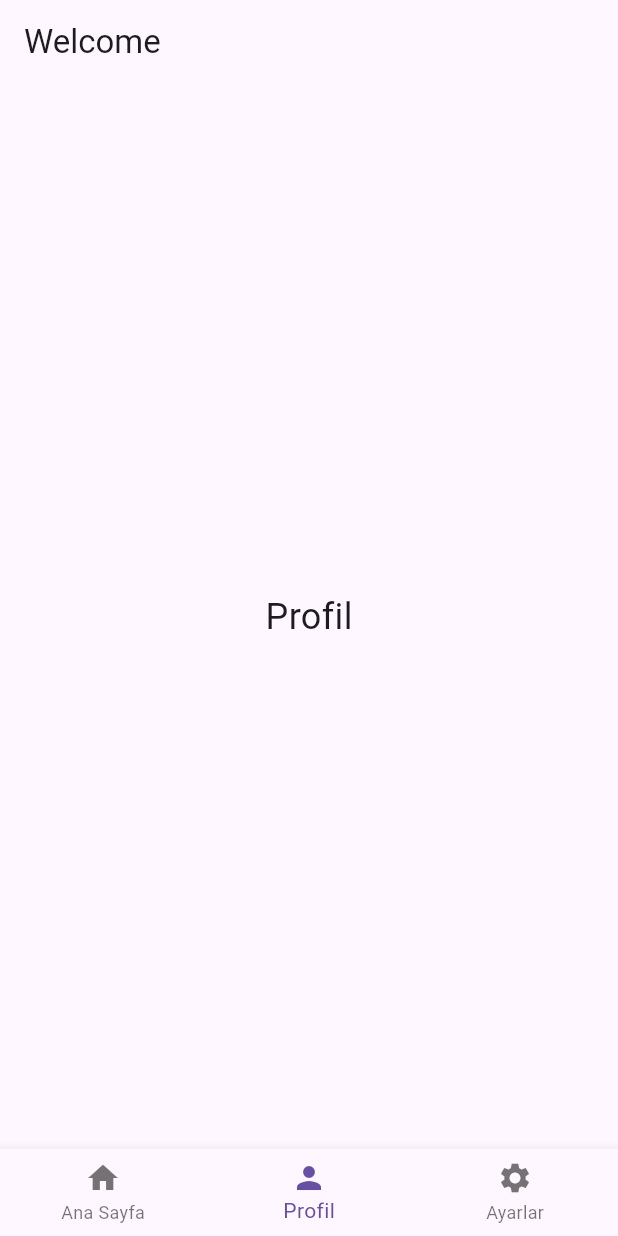
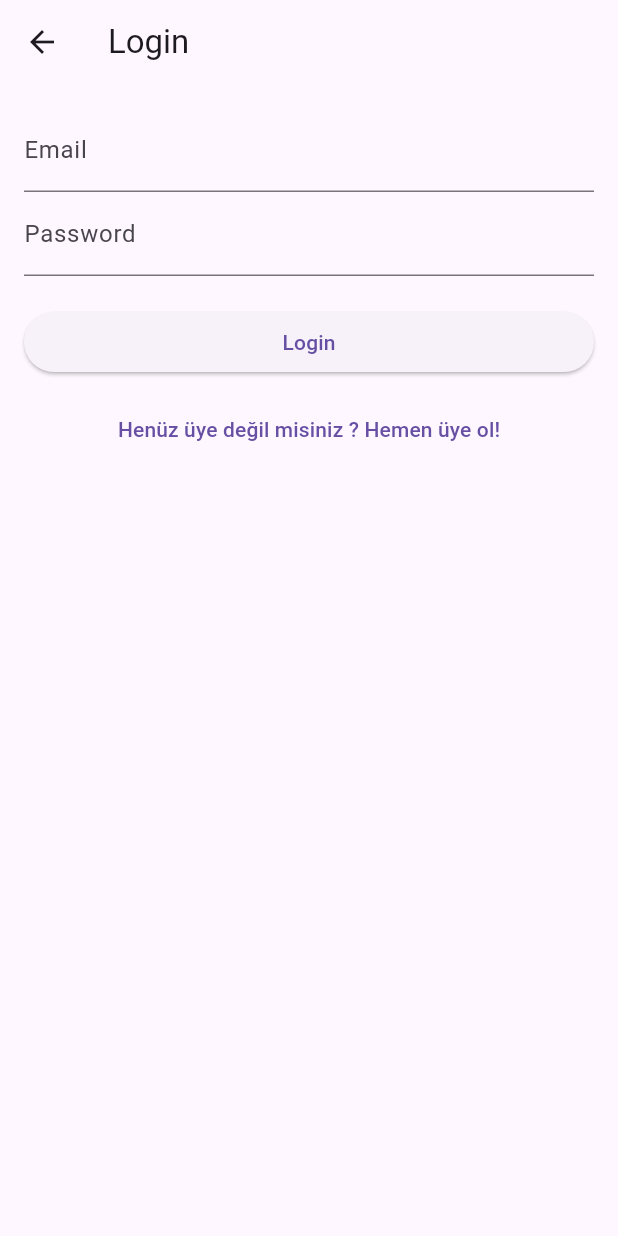
Before and after one commit to ahmetKaya00/Flutter-Builder-Bootcamp, a Flutter app: the screen it shows after launch, item 2 of the bottom bar chosen, on a phone screen of 412 x 824 dp. Run offline on Flutter 3.47's test engine with Material 3 defaults, Android fonts, the phone set to English and light mode, and no system bars; our stand-ins replace firebase_auth, firebase_core, shared_preferences; accounts and stored records are empty.

Commit message:
FireBase Login and register

```diff
--- a/firebase/lib/main.dart
+++ b/firebase/lib/main.dart
@@ -1,11 +1,14 @@
 import 'package:firebase/core/localization/locale_manager.dart';
 import 'package:firebase/core/theme/theme_manager.dart';
 import 'package:firebase/screens/home_screen.dart';
+import 'package:firebase_core/firebase_core.dart';
 import 'package:flutter/material.dart';
 import 'package:flutter_localizations/flutter_localizations.dart';
 import 'package:provider/provider.dart';
 
-void main(){
+void main() async{
+  WidgetsFlutterBinding.ensureInitialized();
+  await Firebase.initializeApp();
   runApp(MyApp());
 }
 
--- /dev/null
+++ b/firebase/lib/models/authentication_model.dart
@@ -0,0 +1,39 @@
+import 'package:firebase_auth/firebase_auth.dart';
+
+class AuthenticationModel {
+final FirebaseAuth _auth = FirebaseAuth.instance;
+
+
+//Email ve şifre ile giriş yap
+Future<User?> loginWithEmailAndPassword(String email, String password) async {
+    try{
+      UserCredential userCredential = await _auth.signInWithEmailAndPassword(
+          email: email.trim(),
+          password: password.trim(),
+      );
+      return userCredential.user;
+    }on FirebaseAuthException catch(e){
+      throw Exception(e.message);
+    }
+  }
+
+  //Email ve şifre ile kayıt ol
+Future<User?> registerEmailAndPassword(String email, String password) async{
+  try{
+    UserCredential userCredential = await _auth.createUserWithEmailAndPassword(
+        email: email.trim(),
+        password: password.trim(),
+    );
+  }on FirebaseAuthException catch (e){
+    throw Exception(e.message);
+    }
+  }
+
+//Çıkış Yap
+Future<void> signOut() async{
+  await _auth.signOut();
+}
+
+//Şu anki kullanıcı bilgisi
+User? get currentUser => _auth.currentUser;
+}
--- /dev/null
+++ b/firebase/lib/screens/login_screen.dart
@@ -0,0 +1,64 @@
+import 'package:firebase/models/authentication_model.dart';
+import 'package:firebase/screens/register_screen.dart';
+import 'package:flutter/cupertino.dart';
+import 'package:flutter/material.dart';
+
+class LoginScreen extends StatefulWidget{
+  @override
+  _LoginScreenState createState() => _LoginScreenState();
+}
+
+class _LoginScreenState extends State<LoginScreen>{
+  final AuthenticationModel _authModel = AuthenticationModel();
+  final TextEditingController _emailController = TextEditingController();
+  final TextEditingController _passwordController = TextEditingController();
+
+  Future<void> _login() async{
+    try{
+      await _authModel.loginWithEmailAndPassword(_emailController.text, _passwordController.text);
+      Navigator.pop(context, true);
+    }catch(e){
+      ScaffoldMessenger.of(context).showSnackBar(
+        SnackBar(content: Text(e.toString())),
+      );
+    }
+  }
+  @override
+  Widget build(BuildContext context) {
+    return Scaffold(
+      appBar: AppBar(title: Text('Login')),
+      body: Padding(
+          padding: const EdgeInsets.all(16.0),
+        child: Column(
+          crossAxisAlignment: CrossAxisAlignment.stretch,
+          children: [
+            TextField(
+              controller: _emailController,
+              decoration: InputDecoration(labelText: 'Email'),
+            ),
+            TextField(
+              controller: _passwordController,
+              decoration: InputDecoration(labelText: 'Password'),
+              obscureText: true,
+            ),
+            SizedBox(height: 20),
+            ElevatedButton(onPressed: _login, child: Text('Login'),
+            ),
+            SizedBox(height: 10),
+            Center(
+              child: TextButton(
+                  onPressed: (){
+                    Navigator.push(
+                        context,
+                        MaterialPageRoute(builder: (context)=> RegisterScreen())
+                    );
+                  },
+                  child: Text('Henüz üye değil misiniz ? Hemen üye ol!')),
+            )
+          ],
+        ),
+      ),
+    );
+
+  }
+}
--- a/firebase/pubspec.yaml
+++ b/firebase/pubspec.yaml
@@ -40,6 +40,8 @@ dependencies:
   provider: ^6.1.2
   shared_preferences: ^2.3.3
   intl: ^0.19.0
+  firebase_core: ^3.8.0
+  firebase_auth: ^5.3.3
 
 dev_dependencies:
   flutter_test:
```
Also changed, not shown: firebase/lib/screens/home_screen.dart (+25 -4 lines), firebase/lib/screens/profile_screen.dart (+33 -5 lines), firebase/lib/screens/register_screen.dart (added, +55 -0 lines), firebase/firebase.json (added), firebase/lib/firebase_options.dart (added), firebase/pubspec.lock, 5 other files.
